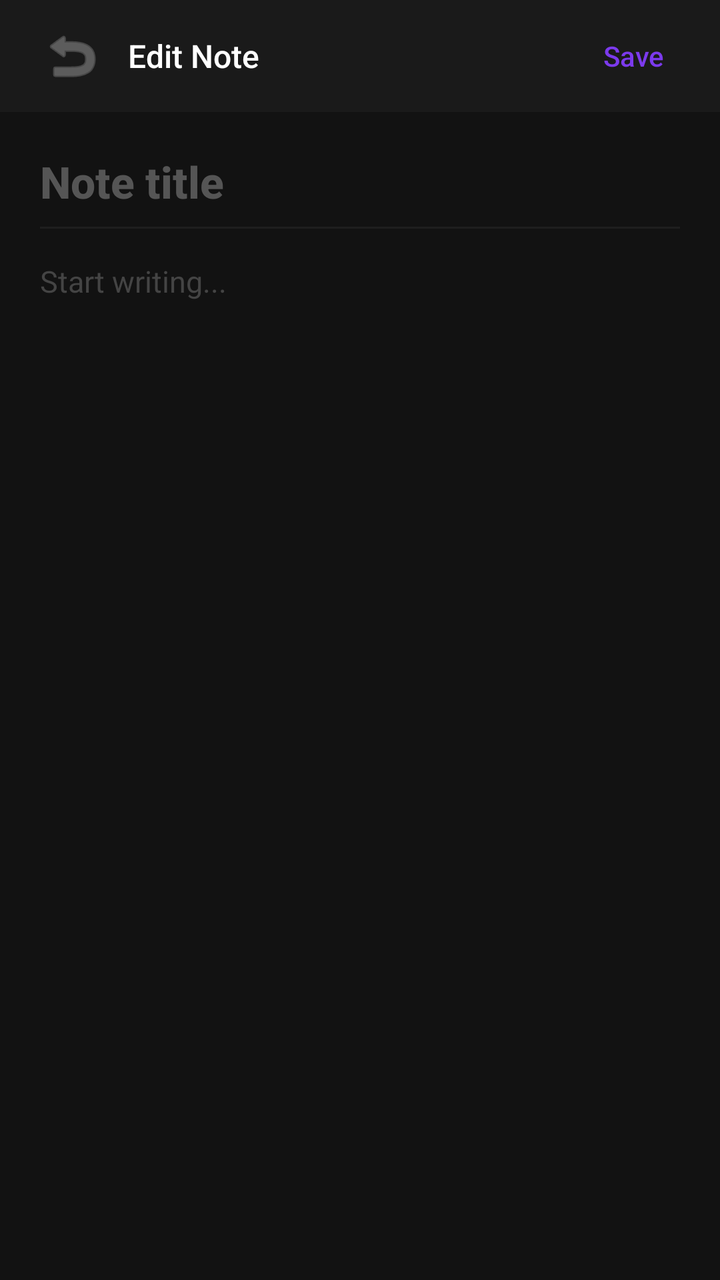
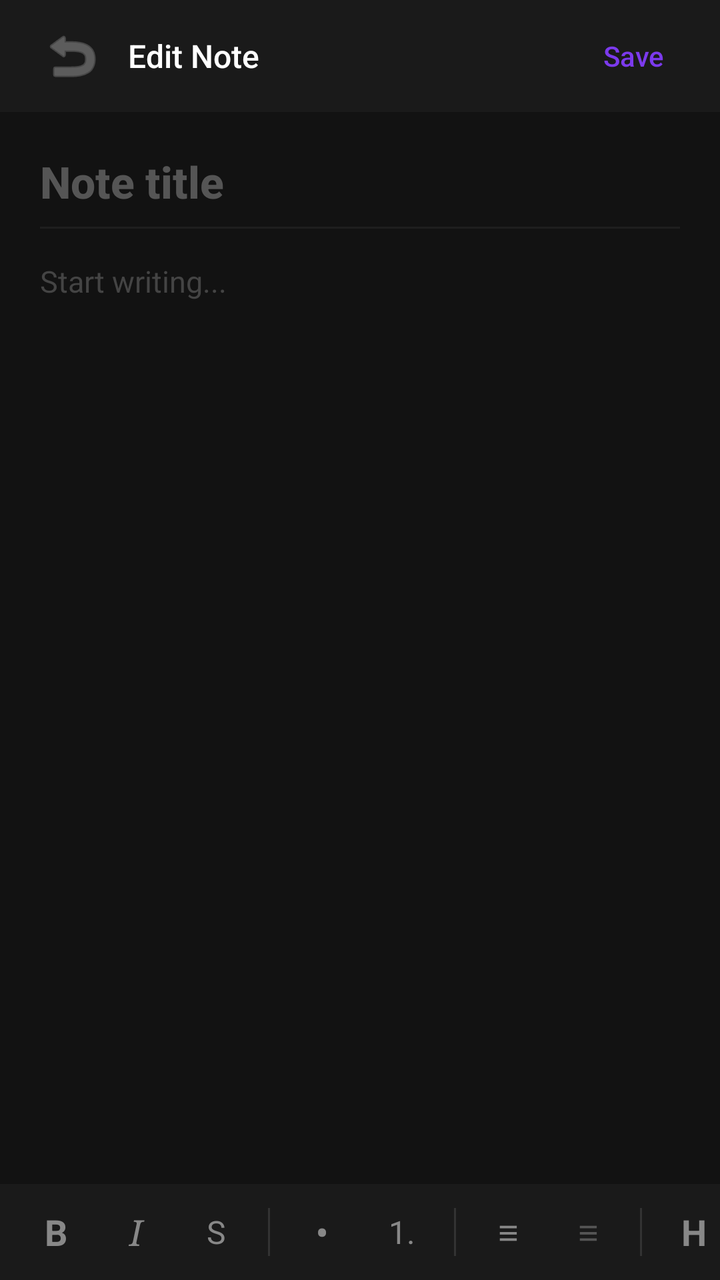

Compare the two renders of this Android layout. The source of the first and the diff that turns it into the second are given below.
<!-- AndroidManifest.xml: application theme Theme.TodoDroid -->
<!-- res/layout/activity_note_editor.xml -->
<?xml version="1.0" encoding="utf-8"?>
<LinearLayout xmlns:android="http://schemas.android.com/apk/res/android"
    xmlns:app="http://schemas.android.com/apk/res-auto"
    android:layout_width="match_parent"
    android:layout_height="match_parent"
    android:orientation="vertical"
    android:background="#121212">

    
    <LinearLayout
        android:layout_width="match_parent"
        android:layout_height="56dp"
        android:orientation="horizontal"
        android:gravity="center_vertical"
        android:paddingHorizontal="16dp"
        android:background="#1A1A1A">

        <ImageButton
            android:id="@+id/btn_back"
            android:layout_width="40dp"
            android:layout_height="40dp"
            android:src="@android:drawable/ic_menu_revert"
            android:background="?attr/selectableItemBackgroundBorderless"
            android:contentDescription="Back"
            android:padding="8dp"
            app:tint="#888888" />

        <TextView
            android:layout_width="0dp"
            android:layout_height="wrap_content"
            android:layout_weight="1"
            android:text="Edit Note"
            android:textSize="16sp"
            android:textColor="#FFFFFF"
            android:fontFamily="sans-serif-medium"
            android:layout_marginStart="8dp" />

        <TextView
            android:id="@+id/btn_save"
            android:layout_width="wrap_content"
            android:layout_height="40dp"
            android:text="Save"
            android:textSize="14sp"
            android:textColor="#7C3AED"
            android:fontFamily="sans-serif-medium"
            android:gravity="center"
            android:paddingHorizontal="12dp"
            android:clickable="true"
            android:focusable="true"
            android:background="?attr/selectableItemBackgroundBorderless" />

    </LinearLayout>

    
    <EditText
        android:id="@+id/editor_title"
        android:layout_width="match_parent"
        android:layout_height="wrap_content"
        android:hint="Note title"
        android:textColorHint="#555555"
        android:textColor="#FFFFFF"
        android:textSize="22sp"
        android:textStyle="bold"
        android:fontFamily="sans-serif-medium"
        android:background="@null"
        android:paddingHorizontal="20dp"
        android:paddingTop="20dp"
        android:paddingBottom="8dp"
        android:inputType="text"
        android:imeOptions="actionNext" />

    
    <View
        android:layout_width="match_parent"
        android:layout_height="1dp"
        android:background="#1E1E1E"
        android:layout_marginHorizontal="20dp" />

    
    <EditText
        android:id="@+id/editor_content"
        android:layout_width="match_parent"
        android:layout_height="0dp"
        android:layout_weight="1"
        android:hint="Start writing..."
        android:textColorHint="#444444"
        android:textColor="#E0E0E0"
        android:textSize="15sp"
        android:fontFamily="sans-serif"
        android:background="@null"
        android:paddingHorizontal="20dp"
        android:paddingTop="16dp"
        android:gravity="top"
        android:inputType="textMultiLine|textCapSentences" />

</LinearLayout>
<!-- resources referenced by this layout -->
<resources>
  <style name="Theme.TodoDroid" parent="Theme.MaterialComponents.DayNight.NoActionBar">
          <item name="colorPrimary">#7C3AED</item>
          <item name="colorPrimaryVariant">#5B21B6</item>
          <item name="colorOnPrimary">#FFFFFF</item>
          <item name="colorSecondary">#7C3AED</item>
          <item name="android:colorBackground">#121212</item>
          <item name="colorSurface">#1E1E1E</item>
          <item name="colorOnSurface">#FFFFFF</item>
      </style>
</resources>

<!-- the commit's change to res/layout/activity_note_editor.xml (unified diff, before → after) -->
@@ -69,7 +69,6 @@
         android:inputType="text"
         android:imeOptions="actionNext" />
 
-    
     <View
         android:layout_width="match_parent"
         android:layout_height="1dp"
@@ -93,4 +92,173 @@
         android:gravity="top"
         android:inputType="textMultiLine|textCapSentences" />
 
+    
+    <HorizontalScrollView
+        android:layout_width="match_parent"
+        android:layout_height="wrap_content"
+        android:background="#1A1A1A"
+        android:scrollbars="none">
+
+        <LinearLayout
+            android:layout_width="wrap_content"
+            android:layout_height="48dp"
+            android:orientation="horizontal"
+            android:gravity="center_vertical"
+            android:paddingHorizontal="8dp">
+
+            
+            <TextView
+                android:id="@+id/fmt_bold"
+                android:layout_width="40dp"
+                android:layout_height="40dp"
+                android:text="B"
+                android:textSize="18sp"
+                android:textStyle="bold"
+                android:textColor="#888888"
+                android:gravity="center"
+                android:fontFamily="sans-serif"
+                android:background="?attr/selectableItemBackgroundBorderless"
+                android:clickable="true"
+                android:focusable="true" />
+
+            
+            <TextView
+                android:id="@+id/fmt_italic"
+                android:layout_width="40dp"
+                android:layout_height="40dp"
+                android:text="I"
+                android:textSize="18sp"
+                android:textStyle="italic"
+                android:textColor="#888888"
+                android:gravity="center"
+                android:fontFamily="serif"
+                android:background="?attr/selectableItemBackgroundBorderless"
+                android:clickable="true"
+                android:focusable="true" />
+
+            
+            <TextView
+                android:id="@+id/fmt_strike"
+                android:layout_width="40dp"
+                android:layout_height="40dp"
+                android:text="S"
+                android:textSize="16sp"
+                android:textColor="#888888"
+                android:gravity="center"
+                android:fontFamily="sans-serif"
+                android:background="?attr/selectableItemBackgroundBorderless"
+                android:clickable="true"
+                android:focusable="true"
+                android:paintFlags="strikeThruText" />
+
+            
+            <View
+                android:layout_width="1dp"
+                android:layout_height="24dp"
+                android:background="#333333"
+                android:layout_marginHorizontal="6dp" />
+
+            
+            <TextView
+                android:id="@+id/fmt_bullet"
+                android:layout_width="40dp"
+                android:layout_height="40dp"
+                android:text="•"
+                android:textSize="20sp"
+                android:textColor="#888888"
+                android:gravity="center"
+                android:fontFamily="sans-serif"
+                android:background="?attr/selectableItemBackgroundBorderless"
+                android:clickable="true"
+                android:focusable="true" />
+
+            
+            <TextView
+                android:id="@+id/fmt_number"
+                android:layout_width="40dp"
+                android:layout_height="40dp"
+                android:text="1."
+                android:textSize="16sp"
+                android:textColor="#888888"
+                android:gravity="center"
+                android:fontFamily="sans-serif"
+                android:background="?attr/selectableItemBackgroundBorderless"
+                android:clickable="true"
+                android:focusable="true" />
+
+            
+            <View
+                android:layout_width="1dp"
+                android:layout_height="24dp"
+                android:background="#333333"
+                android:layout_marginHorizontal="6dp" />
+
+            
+            <TextView
+                android:id="@+id/fmt_align_left"
+                android:layout_width="40dp"
+                android:layout_height="40dp"
+                android:text="≡"
+                android:textSize="18sp"
+                android:textColor="#888888"
+                android:gravity="center"
+                android:fontFamily="sans-serif"
+                android:background="?attr/selectableItemBackgroundBorderless"
+                android:clickable="true"
+                android:focusable="true" />
+
+            
+            <TextView
+                android:id="@+id/fmt_align_center"
+                android:layout_width="40dp"
+                android:layout_height="40dp"
+                android:text="≡"
+                android:textSize="18sp"
+                android:textColor="#555555"
+                android:gravity="center"
+                android:fontFamily="sans-serif"
+                android:background="?attr/selectableItemBackgroundBorderless"
+                android:clickable="true"
+                android:focusable="true" />
+
+            
+            <View
+                android:layout_width="1dp"
+                android:layout_height="24dp"
+                android:background="#333333"
+                android:layout_marginHorizontal="6dp" />
+
+            
+            <TextView
+                android:id="@+id/fmt_heading"
+                android:layout_width="40dp"
+                android:layout_height="40dp"
+                android:text="H"
+                android:textSize="18sp"
+                android:textStyle="bold"
+                android:textColor="#888888"
+                android:gravity="center"
+                android:fontFamily="sans-serif"
+                android:background="?attr/selectableItemBackgroundBorderless"
+                android:clickable="true"
+                android:focusable="true" />
+
+            
+            <TextView
+                android:id="@+id/fmt_undo"
+                android:layout_width="40dp"
+                android:layout_height="40dp"
+                android:text="↩"
+                android:textSize="18sp"
+                android:textColor="#888888"
+                android:gravity="center"
+                android:fontFamily="sans-serif"
+                android:background="?attr/selectableItemBackgroundBorderless"
+                android:clickable="true"
+                android:focusable="true" />
+
+        </LinearLayout>
+
+    </HorizontalScrollView>
+
 </LinearLayout>
